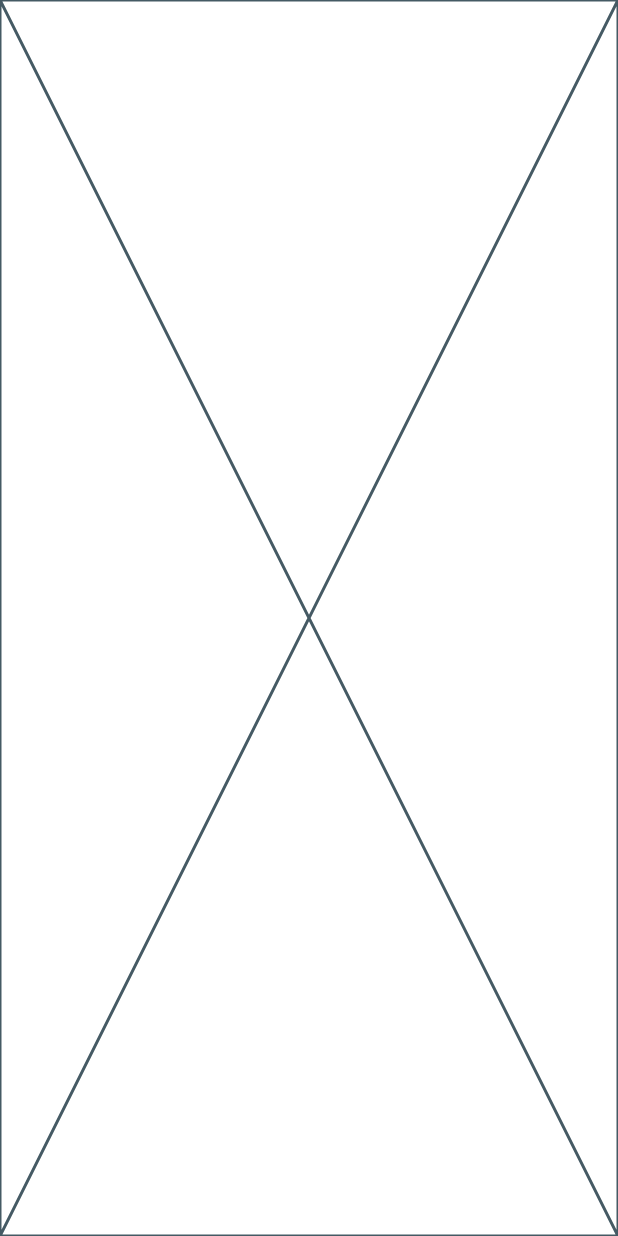
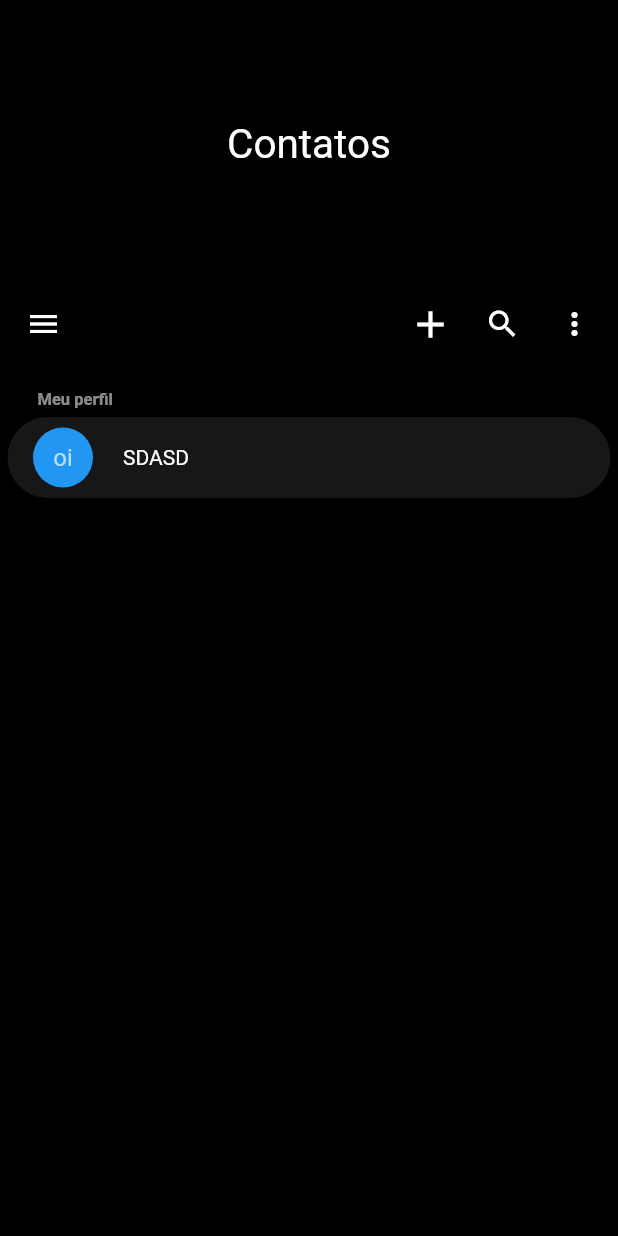
Before and after one commit to Danielmtdc16/contact_list, a Flutter app: the screen it shows after launch, on a phone screen of 412 x 824 dp. Run offline on Flutter 3.47's test engine with Material 2 defaults, Android fonts, the phone set to English and light mode, and no system bars; our stand-ins replace font_awesome_flutter, sqflite; accounts and stored records are empty.

Commit message:
Criando primeira parte da HomePage.

```diff
--- a/lib/main.dart
+++ b/lib/main.dart
@@ -2,7 +2,7 @@ import 'package:flutter/material.dart';
 import 'package:contact_list/pages/home_page.dart';
 
 void main(){
-  runApp(const MaterialApp(
+  runApp(MaterialApp(
     home: HomePage(),
   ));
 }
--- a/lib/models/contact_helper.dart
+++ b/lib/models/contact_helper.dart
@@ -93,7 +93,7 @@ class ContactHelper{
     return Sqflite.firstIntValue(await dbContact!.rawQuery("SELECT COUNT(*) FROM $contactTable"))!;
   }
 
-  Future close() async {
+  Future  close() async {
     Database? dbContact = await db;
     dbContact!.close();
   }
@@ -106,7 +106,7 @@ class Contact {
   String? email;
   String? phone;
   String? img;
-
+  Contact();
   Contact.fromMap(Map map){
     id = map["idColumn"];
     name = map["nameColumn"];
--- a/lib/pages/home_page.dart
+++ b/lib/pages/home_page.dart
@@ -1,4 +1,6 @@
 import 'package:flutter/material.dart';
+import '../models/contact_helper.dart';
+import 'package:font_awesome_flutter/font_awesome_flutter.dart';
 
 class HomePage extends StatefulWidget {
   const HomePage({Key? key}) : super(key: key);
@@ -8,8 +10,116 @@ class HomePage extends StatefulWidget {
 }
 
 class _HomePageState extends State<HomePage> {
+  ContactHelper helper = ContactHelper();
+
+  @override
+  void initState() {
+    // TODO: implement initState
+    super.initState();
+
+    /*Contact c = Contact();
+    c.name = "D";
+    c.email = "as";
+    c.phone = "sdas";
+    c.img = "asds";
+
+    helper.saveContact(c);
+
+    helper.getAllContacts().then((value) => print(value));*/
+  }
+
   @override
   Widget build(BuildContext context) {
-    return const Placeholder();
+    return Scaffold(
+      backgroundColor: Colors.black,
+      body: SafeArea(
+        child: Padding(
+          padding: const EdgeInsets.only(left: 5, right: 5, top: 80),
+          child: Column(
+            crossAxisAlignment: CrossAxisAlignment.stretch,
+            children: [
+              Text(
+                "Contatos",
+                style: TextStyle(
+                  color: Colors.white,
+                  fontSize: 27,
+                ),
+                textAlign: TextAlign.center,
+              ),
+              SizedBox(
+                height: 80,
+              ),
+              Row(
+                mainAxisAlignment: MainAxisAlignment.spaceBetween,
+                children: [
+                  IconButton(
+                    onPressed: () {},
+                    icon: Icon(
+                      Icons.menu,
+                      color: Colors.white,
+                    ),
+                  ),
+                  Row(
+                    children: [
+                      IconButton(
+                        onPressed: () {},
+                        icon: Icon(
+                          Icons.add,
+                          color: Colors.white,
+                        ),
+                        iconSize: 30,
+                      ),
+                      IconButton(
+                          onPressed: () {},
+                          icon: Icon(
+                            Icons.search,
+                            color: Colors.white,
+                          )),
+                      IconButton(
+                          onPressed: () {},
+                          icon: Icon(
+                            Icons.more_vert,
+                            color: Colors.white,
+                          )),
+                    ],
+                  ),
+                ],
+              ),
+              SizedBox(height: 20,),
+              Padding(
+                padding: const EdgeInsets.only(left: 20.0, bottom: 5),
+                child: const Text(
+                  "Meu perfil",
+                  style: TextStyle(
+                    color: Colors.white54,
+                    fontSize: 11,
+                    fontWeight: FontWeight.w700,
+                  ),
+                ),
+              ),
+              Container(
+                padding: EdgeInsets.only(top: 7.0, bottom: 7.0, left: 17),
+                width: double.infinity,
+                decoration: BoxDecoration(
+                  borderRadius: BorderRadius.circular(30),
+                  color: Color(0xFF171717),
+                ),
+                child: Row(
+                  children: [
+                    CircleAvatar(
+                      child: Text("oi"),
+                      backgroundColor: Colors.blue,
+                    ),
+                    SizedBox(width: 20,),
+                    Expanded(child: Text("SDASD", style: TextStyle(color: Colors.white),)),
+                  ],
+                ),
+              ),
+
+            ],
+          ),
+        ),
+      ),
+    );
   }
 }
--- a/pubspec.yaml
+++ b/pubspec.yaml
@@ -36,6 +36,7 @@ dependencies:
   # Use with the CupertinoIcons class for iOS style icons.
   cupertino_icons: ^1.0.2
   sqflite: ^2.2.4+1
+  font_awesome_flutter: ^10.3.0
 
 dev_dependencies:
   flutter_test:
```
Also changed, not shown: pubspec.lock.
